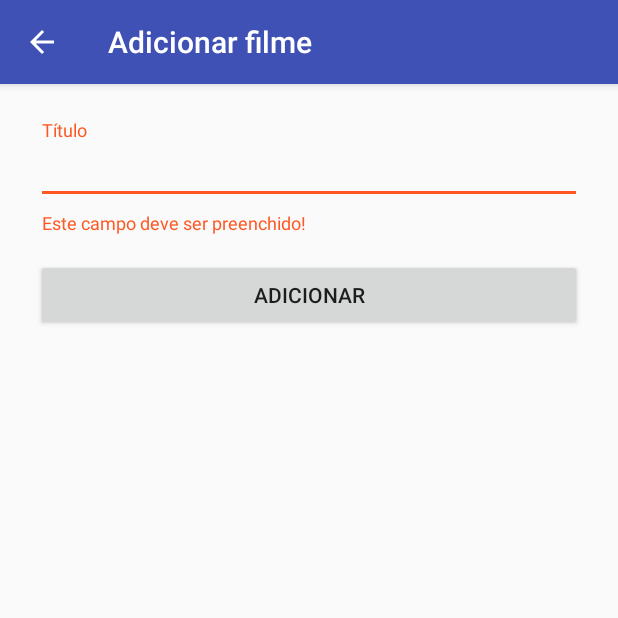
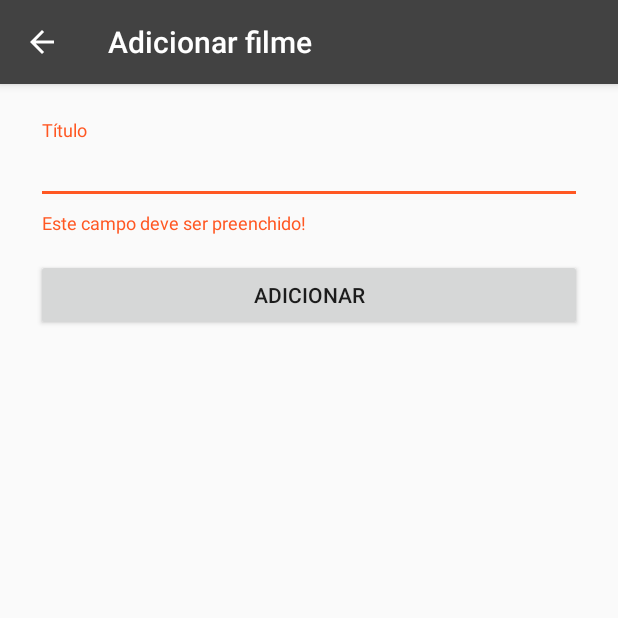
Before and after one commit to allancslima/OMDb-android-client, an Android app: the AddMovieActivity screen opened directly, with no data from a screen before it, after a tap on "ADICIONAR", on a phone screen of 412 x 824 dp, the top half of it. Run offline under Robolectric (Android 15) with nearby library versions, the phone set to English and light mode, and no system bars; our stand-ins replace Room's generated code, RxJava.

Commit message:
Requesting API with RxJava Observable, starting implementation of offline db and improvements

```diff
--- a/app/src/main/java/com/allancslima/omdbclient/data/db/model/Movie.java
+++ b/app/src/main/java/com/allancslima/omdbclient/data/db/model/Movie.java
@@ -1,14 +1,35 @@
 package com.allancslima.omdbclient.data.db.model;
+
+import android.arch.persistence.room.ColumnInfo;
+import android.arch.persistence.room.Entity;
+import android.arch.persistence.room.PrimaryKey;
 
 /**
  * Created by Allan Lima on 11/01/2018.
  */
 
+@Entity(tableName = "movies")
 public class Movie {
 
+    @PrimaryKey
+    private int id;
+
+    @ColumnInfo(name = "title")
     private String title;
+
+    @ColumnInfo(name = "year")
     private String year;
+
+    @ColumnInfo(name = "genre")
     private String genre;
+
+    public int getId() {
+        return id;
+    }
+
+    public void setId(int id) {
+        this.id = id;
+    }
 
     public String getTitle() {
         return title;
--- a/app/src/main/java/com/allancslima/omdbclient/data/network/OMDbService.java
+++ b/app/src/main/java/com/allancslima/omdbclient/data/network/OMDbService.java
@@ -2,7 +2,7 @@ package com.allancslima.omdbclient.data.network;
 
 import com.allancslima.omdbclient.data.network.model.MovieResponse;
 
-import retrofit2.Call;
+import io.reactivex.Observable;
 import retrofit2.http.GET;
 import retrofit2.http.Query;
 
@@ -15,5 +15,5 @@ public interface OMDbService {
     String BASE_URL = "http://www.omdbapi.com";
 
     @GET("/?apiKey=9ffa6686")
-    Call<MovieResponse> getMovie(@Query("t") String title);
+    Observable<MovieResponse> getMovie(@Query("t") String title);
 }
--- a/app/src/main/java/com/allancslima/omdbclient/data/network/RetrofitFactory.java
+++ b/app/src/main/java/com/allancslima/omdbclient/data/network/RetrofitFactory.java
@@ -1,6 +1,7 @@
 package com.allancslima.omdbclient.data.network;
 
 import retrofit2.Retrofit;
+import retrofit2.adapter.rxjava2.RxJava2CallAdapterFactory;
 import retrofit2.converter.gson.GsonConverterFactory;
 
 /**
@@ -13,6 +14,7 @@ public class RetrofitFactory {
         Retrofit retrofit = new Retrofit.Builder()
                 .baseUrl(BASE_URL)
                 .addConverterFactory(GsonConverterFactory.create())
+                .addCallAdapterFactory(RxJava2CallAdapterFactory.create())
                 .build();
 
         return retrofit.create(service);
--- a/app/src/main/java/com/allancslima/omdbclient/ui/addmovie/AddMovieActivity.java
+++ b/app/src/main/java/com/allancslima/omdbclient/ui/addmovie/AddMovieActivity.java
@@ -19,6 +19,7 @@ public class AddMovieActivity extends AppCompatActivity implements AddMovieMVP.V
 
     private TextInputLayout editTitleWrapper;
     private TextInputEditText editTitle;
+    AppCompatButton buttonAdd;
     private AddMovieMVP.Presenter mPresenter;
 
     @Override
@@ -35,13 +36,9 @@ public class AddMovieActivity extends AppCompatActivity implements AddMovieMVP.V
         editTitleWrapper = findViewById(R.id.edit_title_wrapper);
         editTitle = findViewById(R.id.edit_title);
 
-        AppCompatButton buttonAdd = findViewById(R.id.button_add);
-        buttonAdd.setOnClickListener(new View.OnClickListener() {
-            @Override
-            public void onClick(View view) {
-                mPresenter.addMovie(editTitle.getText().toString());
-            }
-        });
+        buttonAdd = findViewById(R.id.button_add);
+        buttonAdd.setOnClickListener( (View v) -> mPresenter
+                .addMovie( editTitle.getText().toString() ) );
     }
 
     @Override
@@ -66,6 +63,11 @@ public class AddMovieActivity extends AppCompatActivity implements AddMovieMVP.V
     }
 
     @Override
+    public void setEnabledAddButton(boolean enabled) {
+        buttonAdd.setEnabled(enabled);
+    }
+
+    @Override
     public void close() {
         finish();
     }
--- a/app/src/main/java/com/allancslima/omdbclient/ui/addmovie/AddMovieMVP.java
+++ b/app/src/main/java/com/allancslima/omdbclient/ui/addmovie/AddMovieMVP.java
@@ -1,4 +1,6 @@
 package com.allancslima.omdbclient.ui.addmovie;
+
+import android.content.Context;
 
 import com.allancslima.omdbclient.data.db.model.Movie;
 
@@ -11,10 +13,12 @@ public interface AddMovieMVP {
     interface View {
         public void showToast(String msg);
         public void setEmptyTitleInputError();
+        public void setEnabledAddButton(boolean enabled);
         public void close();
     }
 
     interface Presenter {
+        public Context getContext();
         public void addMovie(String title);
         public void onInsertedMovie();
         public void onEmptyTitleInputError();
--- a/app/src/main/java/com/allancslima/omdbclient/ui/addmovie/AddMoviePresenter.java
+++ b/app/src/main/java/com/allancslima/omdbclient/ui/addmovie/AddMoviePresenter.java
@@ -1,4 +1,6 @@
 package com.allancslima.omdbclient.ui.addmovie;
+
+import android.content.Context;
 
 import com.allancslima.omdbclient.data.db.model.Movie;
 
@@ -16,8 +18,14 @@ public class AddMoviePresenter implements AddMovieMVP.Presenter {
         mModel = new AddMovieModel(this);
     }
 
+    public Context getContext() {
+        return (Context) mView;
+    }
+
     @Override
     public void addMovie(String title) {
+        mView.setEnabledAddButton(false);
+
         Movie movie = new Movie();
         movie.setTitle(title);
         mModel.insertMovie(movie);
@@ -25,17 +33,19 @@ public class AddMoviePresenter implements AddMovieMVP.Presenter {
 
     @Override
     public void onInsertedMovie() {
-        mView.showToast("O filme foi inserido com sucesso!");
+        mView.showToast("The movie was successfully inserted!");
         mView.close();
     }
 
     @Override
     public void onEmptyTitleInputError() {
         mView.setEmptyTitleInputError();
+        mView.setEnabledAddButton(true);
     }
 
     @Override
     public void onError(String errorMsg) {
         mView.showToast(errorMsg);
+        mView.setEnabledAddButton(true);
     }
 }
--- a/app/src/main/res/values/colors.xml
+++ b/app/src/main/res/values/colors.xml
@@ -1,6 +1,6 @@
 <?xml version="1.0" encoding="utf-8"?>
 <resources>
-    <color name="colorPrimary">#3F51B5</color>
-    <color name="colorPrimaryDark">#303F9F</color>
-    <color name="colorAccent">#FF4081</color>
+    <color name="colorPrimary">#424242</color>
+    <color name="colorPrimaryDark">#212121</color>
+    <color name="colorAccent">#F9A825</color>
 </resources>
```
Also changed, not shown: app/build.gradle (+12 -0 lines), app/src/main/java/com/allancslima/omdbclient/data/db/AppDatabase.java (added, +17 -0 lines), app/src/main/java/com/allancslima/omdbclient/data/db/dao/MovieDao.java (added, +30 -0 lines), app/src/main/java/com/allancslima/omdbclient/data/network/model/MovieResponse.java (+10 -0 lines), app/src/main/java/com/allancslima/omdbclient/ui/addmovie/AddMovieModel.java (+23 -26 lines), app/src/main/java/com/allancslima/omdbclient/ui/main/MainActivity.java (+2 -6 lines).
